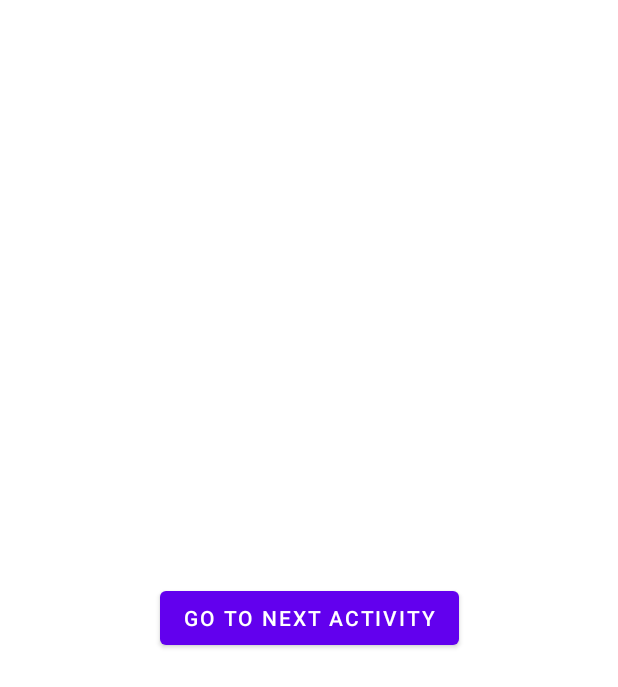
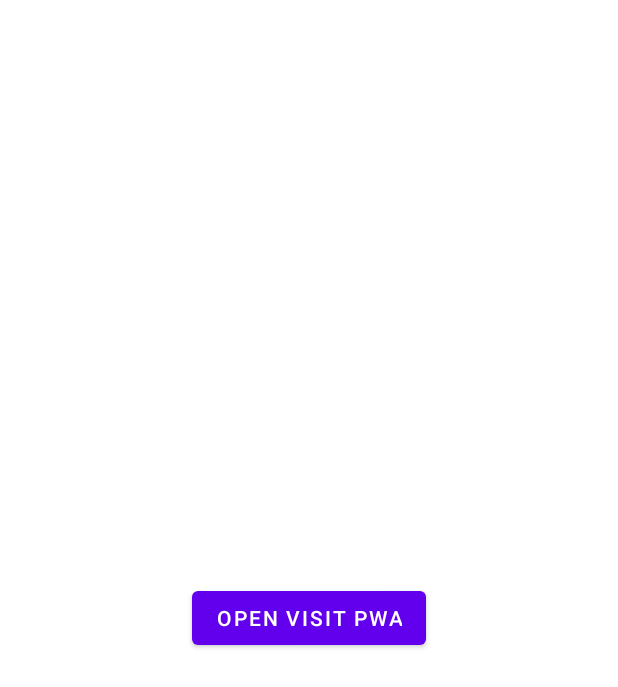
Before and after one commit to chinmaydash007/MyApplication, an Android app: the DemoActivity screen opened directly, with no data from a screen before it, on a phone screen of 412 x 824 dp. Shown: the top 687 px of the screen. Run offline under Robolectric (Android 15) with nearby library versions, the phone set to English and light mode, and no system bars; our stand-ins replace EventBus; libraries missing offline, so code that uses them is left out: com.getvisitapp.google_fit.

Commit message:
updated layout

```diff
--- a/demo/src/main/java/com/example/demo/DemoActivity.kt
+++ b/demo/src/main/java/com/example/demo/DemoActivity.kt
@@ -20,11 +20,10 @@ class DemoActivity : AppCompatActivity() {
 
     override fun onCreate(savedInstanceState: Bundle?) {
         super.onCreate(savedInstanceState)
-        setContentView(R.layout.activity_main)
+        setContentView(R.layout.activity_demo)
 
 
         findViewById<Button>(R.id.button).setOnClickListener {
-            //        val prodMagicLink = "https://vsyt.me/m/1XFjA45h"
             val magicLink = "https://tata-aig.getvisitapp.xyz"
             val baseUrlOfMagicLink = "https://tata-aig.getvisitapp.xyz/"
 //
```
Also changed, not shown: demo/src/main/res/layout/activity_demo.xml (renamed from demo/src/main/res/layout/activity_main.xml).
